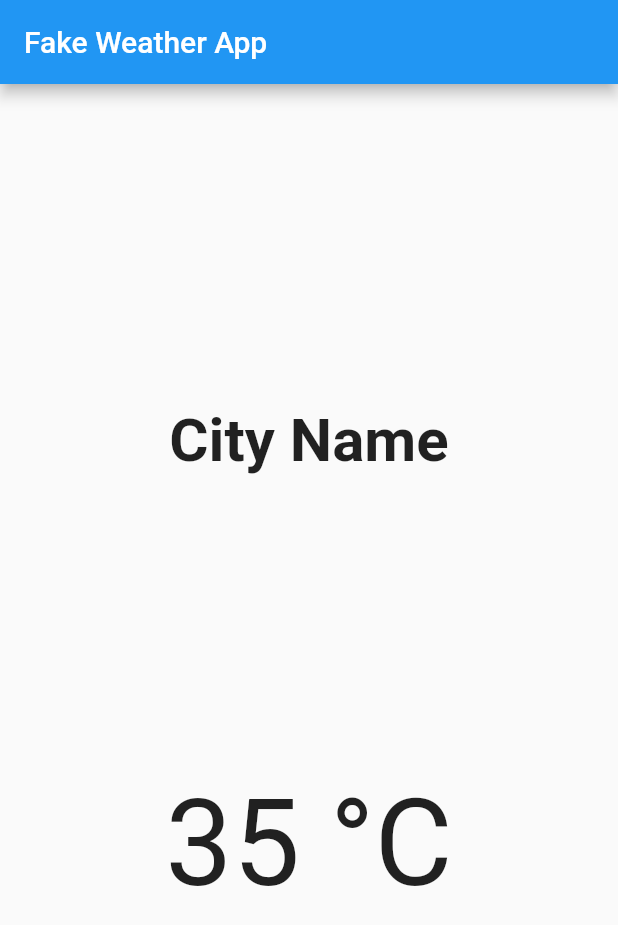
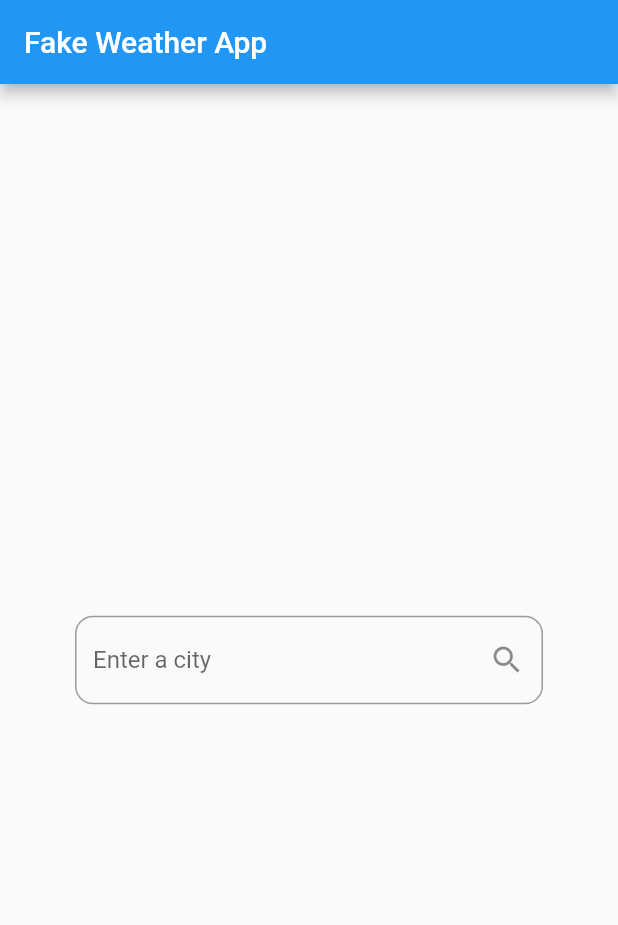
Before and after one commit to ahasanhub/flutter-sample, a Flutter app: the screen it shows after launch, on a phone screen of 412 x 824 dp. Shown: the top 925 px of the screen. Run offline on Flutter 3.47's test engine with Material 2 defaults, Android fonts, the phone set to English and light mode, and no system bars; our stand-ins replace bloc, equatable, flutter_bloc, rxdart.

Commit message:
update weather app

```diff
--- a/flutter_weather_forecast/lib/src/pages/weather_page.dart
+++ b/flutter_weather_forecast/lib/src/pages/weather_page.dart
@@ -1,4 +1,12 @@
 import 'package:flutter/material.dart';
+import 'package:flutter_bloc/flutter_bloc.dart';
+
+import 'package:flutter_weather_forecast/src/bloc/bloc.dart';
+import 'package:flutter_weather_forecast/src/bloc/weather_bloc.dart';
+
+import 'package:flutter_weather_forecast/src/widgets/city_input_field.dart';
+
+import '../models/weather.dart';
 
 class WeatherPage extends StatefulWidget {
   WeatherPage({Key key}) : super(key: key);
@@ -7,32 +15,71 @@ class WeatherPage extends StatefulWidget {
 }
 
 class _WeatherPageState extends State<WeatherPage> {
+  final weatherBloc = WeatherBloc();
   @override
   Widget build(BuildContext context) {
     return Scaffold(
         appBar: AppBar(
           title: Text('Fake Weather App'),
         ),
-      body: Container(
+        body: BlocProvider(
+          builder: (context) => weatherBloc,
+          child: Container(
             padding: EdgeInsets.symmetric(vertical: 16),
             alignment: Alignment.center,
-        child: Column(
+            child: BlocBuilder(
+              bloc: weatherBloc,
+              builder: (BuildContext context, WeatherState state) {
+                // Changing the UI based on the current state
+                if (state is WeatherInitial) {
+                  return _buildInitialInput();
+                } else if (state is WeatherLoading) {
+                  return _buildLoading();
+                } else if (state is WeatherLoaded) {
+                  return _buildColumnWithData(state.weather);
+                }
+                return _buildLoading();
+              },
+            ),
+          ),
+        ));
+  }
+
+  Widget _buildInitialInput() {
+    return Center(
+      child: CityInputField(),
+    );
+  }
+
+  Widget _buildLoading() {
+    return Center(
+      child: CircularProgressIndicator(),
+    );
+  }
+
+  Column _buildColumnWithData(Weather weather) {
+    return Column(
       mainAxisAlignment: MainAxisAlignment.spaceEvenly,
       children: <Widget>[
         Text(
-              "City Name",
+          weather.cityName,
           style: TextStyle(
             fontSize: 40,
             fontWeight: FontWeight.w700,
           ),
         ),
         Text(
-              "35 °C",
+          '${weather.tempreture.toStringAsFixed(1)} °C',
           style: TextStyle(fontSize: 80),
         ),
+        CityInputField()
       ],
-        ),
-      ),
     );
   }
+
+  @override
+  void dispose() {
+    super.dispose();
+    weatherBloc.dispose();
   }
+}
--- a/flutter_weather_forecast/lib/src/widgets/city_input_field.dart
+++ b/flutter_weather_forecast/lib/src/widgets/city_input_field.dart
@@ -1,4 +1,7 @@
 import 'package:flutter/material.dart';
+import 'package:flutter_bloc/flutter_bloc.dart';
+
+import '../bloc/bloc.dart';
 
 class CityInputField extends StatefulWidget {
   CityInputField({Key key}) : super(key: key);
@@ -9,8 +12,24 @@ class CityInputField extends StatefulWidget {
 class _CityInputFieldState extends State<CityInputField> {
   @override
   Widget build(BuildContext context) {
-    return Container(
-      child: null,
+    return Padding(
+      padding: const EdgeInsets.symmetric(horizontal: 50),
+      child: TextField(
+        onSubmitted: (String name) {
+          final weatherBloc = BlocProvider.of<WeatherBloc>(context);
+          weatherBloc.dispatch(GetWeather(cityName: name));
+        },
+        textInputAction: TextInputAction.search,
+        decoration: InputDecoration(
+          hintText: 'Enter a city',
+          border: OutlineInputBorder(borderRadius: BorderRadius.circular(12)),
+          suffixIcon: Icon(Icons.search),
+        ),
+      ),
     );
   }
+
+  void submitCityName(String cityName) {
+    //Get the bloc using the BlocProvider
+  }
 }
```
Lines whose indentation alone changed are shown as unchanged.
